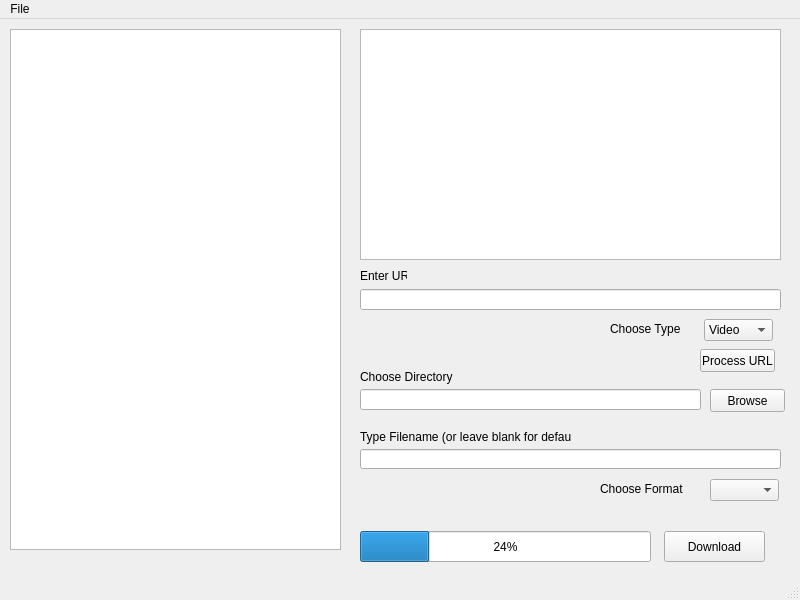
Above: pydownload.ui from RebelliousPebble/youtubeconverter before the change. Below: the same form after it.
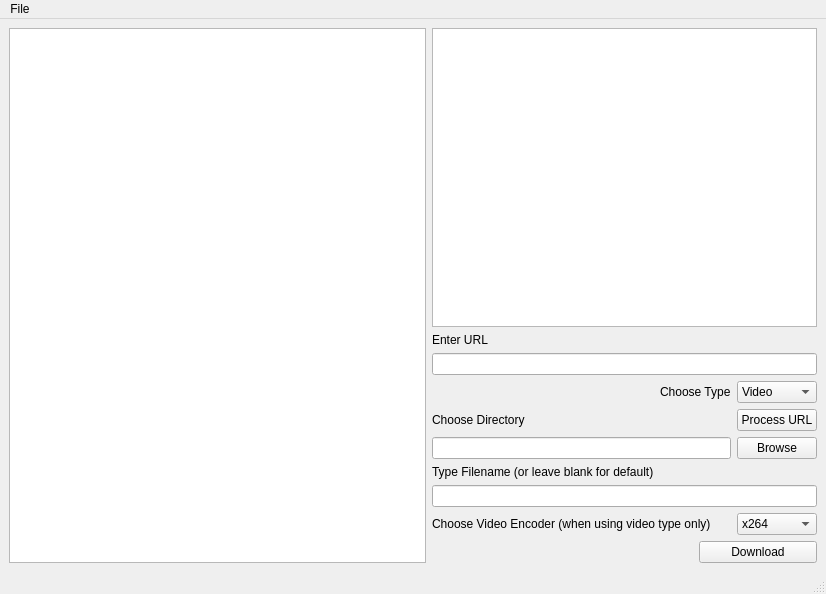
That is the form after the change.

What changed in the file:
```diff
--- a/pydownload.ui
+++ b/pydownload.ui
@@ -6,82 +6,40 @@
    <rect>
     <x>0</x>
     <y>0</y>
-    <width>800</width>
-    <height>600</height>
+    <width>826</width>
+    <height>594</height>
    </rect>
   </property>
   <property name="windowTitle">
    <string>Python Youtube Downloader</string>
   </property>
   <widget class="QWidget" name="centralwidget">
-   <widget class="QLineEdit" name="urlBox">
-    <property name="geometry">
-     <rect>
-      <x>360</x>
-      <y>270</y>
-      <width>421</width>
-      <height>21</height>
-     </rect>
-    </property>
-   </widget>
-   <widget class="QPushButton" name="download">
-    <property name="geometry">
-     <rect>
-      <x>664</x>
-      <y>512</y>
-      <width>101</width>
-      <height>31</height>
-     </rect>
-    </property>
+   <layout class="QGridLayout" name="gridLayout">
+    <item row="0" column="0" rowspan="10">
+     <widget class="QTableWidget" name="fileTable"/>
+    </item>
+    <item row="0" column="1" colspan="4">
+     <widget class="QTextBrowser" name="console"/>
+    </item>
+    <item row="1" column="1">
+     <widget class="QLabel" name="enterURL">
     <property name="text">
-     <string>Download</string>
-    </property>
-   </widget>
-   <widget class="QPushButton" name="processURL">
-    <property name="geometry">
-     <rect>
-      <x>700</x>
-      <y>330</y>
-      <width>75</width>
-      <height>23</height>
-     </rect>
-    </property>
+       <string>Enter URL</string>
+      </property>
+     </widget>
+    </item>
+    <item row="2" column="1" colspan="4">
+     <widget class="QLineEdit" name="urlBox"/>
+    </item>
+    <item row="3" column="2" colspan="2">
+     <widget class="QLabel" name="type">
     <property name="text">
-     <string>Process URL</string>
-    </property>
-   </widget>
-   <widget class="QProgressBar" name="progressBar">
-    <property name="geometry">
-     <rect>
-      <x>360</x>
-      <y>512</y>
-      <width>291</width>
-      <height>31</height>
-     </rect>
-    </property>
-    <property name="value">
-     <number>24</number>
-    </property>
-   </widget>
-   <widget class="QTableWidget" name="fileTable">
-    <property name="geometry">
-     <rect>
-      <x>10</x>
-      <y>10</y>
-      <width>331</width>
-      <height>521</height>
-     </rect>
-    </property>
-   </widget>
+       <string>Choose Type</string>
+      </property>
+     </widget>
+    </item>
+    <item row="3" column="4">
    <widget class="QComboBox" name="fileType">
-    <property name="geometry">
-     <rect>
-      <x>704</x>
-      <y>300</y>
-      <width>69</width>
-      <height>22</height>
-     </rect>
-    </property>
     <item>
      <property name="text">
       <string>Video</string>
@@ -93,131 +51,72 @@
      </property>
     </item>
    </widget>
-   <widget class="QLabel" name="type">
-    <property name="geometry">
-     <rect>
-      <x>610</x>
-      <y>300</y>
-      <width>81</width>
-      <height>20</height>
-     </rect>
-    </property>
-    <property name="text">
-     <string>Choose Type</string>
-    </property>
-   </widget>
-   <widget class="QLabel" name="format">
-    <property name="geometry">
-     <rect>
-      <x>600</x>
-      <y>460</y>
-      <width>91</width>
-      <height>20</height>
-     </rect>
-    </property>
-    <property name="text">
-     <string>Choose Format</string>
-    </property>
-   </widget>
-   <widget class="QComboBox" name="fileFormat">
-    <property name="geometry">
-     <rect>
-      <x>710</x>
-      <y>460</y>
-      <width>69</width>
-      <height>22</height>
-     </rect>
-    </property>
-   </widget>
-   <widget class="QLineEdit" name="dlDirectory">
-    <property name="geometry">
-     <rect>
-      <x>360</x>
-      <y>370</y>
-      <width>341</width>
-      <height>21</height>
-     </rect>
-    </property>
-   </widget>
+    </item>
+    <item row="4" column="1">
    <widget class="QLabel" name="chooseDirectory">
-    <property name="geometry">
-     <rect>
-      <x>360</x>
-      <y>350</y>
-      <width>101</width>
-      <height>16</height>
-     </rect>
-    </property>
     <property name="text">
      <string>Choose Directory</string>
     </property>
    </widget>
+    </item>
+    <item row="4" column="4">
+     <widget class="QPushButton" name="processURL">
+      <property name="text">
+       <string>Process URL</string>
+      </property>
+     </widget>
+    </item>
+    <item row="5" column="1" colspan="3">
+     <widget class="QLineEdit" name="dlDirectory"/>
+    </item>
+    <item row="5" column="4">
    <widget class="QPushButton" name="browseDir">
-    <property name="geometry">
-     <rect>
-      <x>710</x>
-      <y>370</y>
-      <width>75</width>
-      <height>23</height>
-     </rect>
-    </property>
     <property name="text">
      <string>Browse</string>
     </property>
    </widget>
-   <widget class="QLabel" name="enterURL">
-    <property name="geometry">
-     <rect>
-      <x>360</x>
-      <y>250</y>
-      <width>47</width>
-      <height>13</height>
-     </rect>
-    </property>
-    <property name="text">
-     <string>Enter URL</string>
-    </property>
-   </widget>
-   <widget class="QTextBrowser" name="console">
-    <property name="geometry">
-     <rect>
-      <x>360</x>
-      <y>10</y>
-      <width>421</width>
-      <height>231</height>
-     </rect>
-    </property>
-   </widget>
-   <widget class="QLineEdit" name="filename">
-    <property name="geometry">
-     <rect>
-      <x>360</x>
-      <y>430</y>
-      <width>421</width>
-      <height>20</height>
-     </rect>
-    </property>
-   </widget>
+    </item>
+    <item row="6" column="1">
    <widget class="QLabel" name="label">
-    <property name="geometry">
-     <rect>
-      <x>360</x>
-      <y>410</y>
-      <width>211</width>
-      <height>16</height>
-     </rect>
-    </property>
     <property name="text">
      <string>Type Filename (or leave blank for default)</string>
     </property>
    </widget>
+    </item>
+    <item row="7" column="1" colspan="4">
+     <widget class="QLineEdit" name="filename"/>
+    </item>
+    <item row="8" column="4">
+     <widget class="QComboBox" name="fileFormat">
+      <item>
+       <property name="text">
+        <string>x264</string>
+       </property>
+      </item>
+     </widget>
+    </item>
+    <item row="9" column="3" colspan="2">
+     <widget class="QPushButton" name="download">
+      <property name="text">
+       <string>Download</string>
+      </property>
+     </widget>
+    </item>
+    <item row="8" column="1" colspan="3">
+     <widget class="QLabel" name="format">
+      <property name="text">
+       <string>Choose Video Encoder (when using video type only)</string>
+      </property>
+     </widget>
+    </item>
+   </layout>
   </widget>
   <widget class="QMenuBar" name="menubar">
    <property name="geometry">
     <rect>
      <x>0</x>
      <y>0</y>
-     <width>800</width>
+     <width>826</width>
      <height>21</height>
     </rect>
    </property>
```
Left out of the diff: 12 changed lines with no effect on the pictures. Lines whose indentation alone changed are shown as unchanged.
